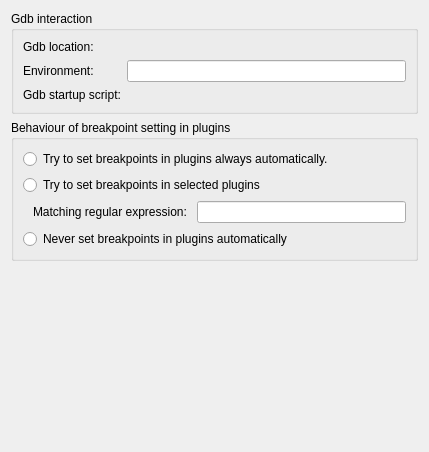
Before: the Qt Designer form src/plugins/debugger/gdb/gdboptionspage.ui in qt-creator/qt-creator, drawn with Qt 5.
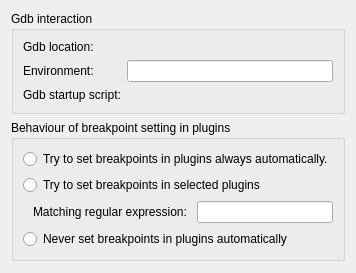
After: the same form once the commit is applied. Custom widgets are drawn as their Qt base class.

What changed in the file:
```diff
--- a/src/plugins/debugger/gdb/gdboptionspage.ui
+++ b/src/plugins/debugger/gdb/gdboptionspage.ui
@@ -2,30 +2,22 @@
 <ui version="4.0">
  <class>GdbOptionsPage</class>
  <widget class="QWidget" name="GdbOptionsPage">
-  <property name="geometry">
-   <rect>
-    <x>0</x>
-    <y>0</y>
-    <width>429</width>
-    <height>452</height>
-   </rect>
-  </property>
   <layout class="QVBoxLayout" name="verticalLayout">
    <item>
     <widget class="QGroupBox" name="groupBoxLocations">
      <property name="title">
       <string>Gdb interaction</string>
      </property>
-     <layout class="QGridLayout" name="gridLayout_3">
+     <layout class="QFormLayout" name="formLayout">
+      <property name="horizontalSpacing">
+       <number>6</number>
+      </property>
+      <property name="verticalSpacing">
+       <number>6</number>
+      </property>
       <property name="margin">
        <number>9</number>
       </property>
-      <property name="spacing">
-       <number>6</number>
-      </property>
-      <item row="1" column="1">
-       <widget class="QLineEdit" name="environmentEdit"/>
-      </item>
       <item row="0" column="0">
        <widget class="QLabel" name="labelGdbLocation">
         <property name="toolTip">
@@ -36,6 +28,9 @@
         </property>
        </widget>
       </item>
+      <item row="0" column="1">
+       <widget class="Utils::PathChooser" name="gdbLocationChooser"/>
+      </item>
       <item row="1" column="0">
        <widget class="QLabel" name="labelEnvironment">
         <property name="text">
@@ -46,6 +41,9 @@
         </property>
        </widget>
       </item>
+      <item row="1" column="1">
+       <widget class="QLineEdit" name="environmentEdit"/>
+      </item>
       <item row="2" column="0">
        <widget class="QLabel" name="labelGdbStartupScript">
         <property name="toolTip">
@@ -57,10 +55,7 @@
        </widget>
       </item>
       <item row="2" column="1">
-       <widget class="Utils::PathChooser" name="scriptFileChooser" native="true"/>
-      </item>
-      <item row="0" column="1">
-       <widget class="Utils::PathChooser" name="gdbLocationChooser" native="true"/>
+       <widget class="Utils::PathChooser" name="scriptFileChooser"/>
       </item>
      </layout>
     </widget>
@@ -133,6 +128,9 @@
      <property name="orientation">
       <enum>Qt::Vertical</enum>
      </property>
+     <property name="sizeType">
+      <enum>QSizePolicy::MinimumExpanding</enum>
+     </property>
      <property name="sizeHint" stdset="0">
       <size>
        <width>10</width>
```
